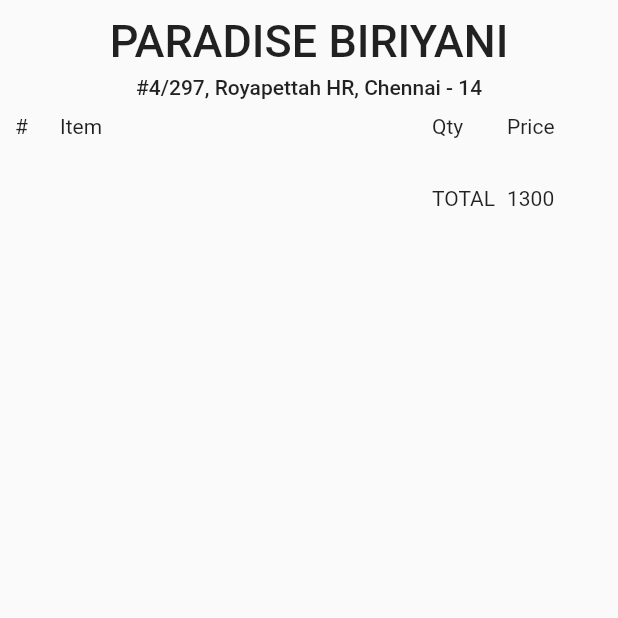
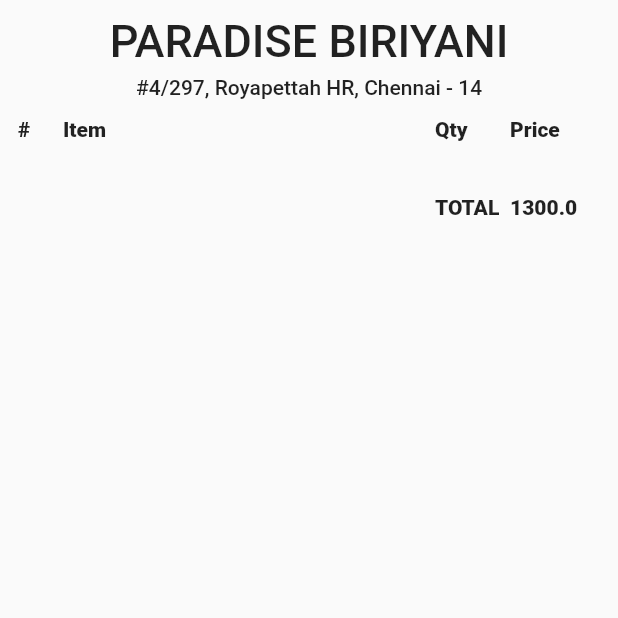
Before and after one commit to korathbasil/restaurant-menu-app, a Flutter app: the BillScreen screen opened directly, on a phone screen of 412 x 824 dp, the top half of it. Run offline on Flutter 3.47's test engine with Material 2 defaults, Android fonts, the phone set to English and light mode, and no system bars; our stand-ins replace hive; missing offline and left inert: dart:ffi; accounts and stored records are empty.

Commit message:
edit table font style

```diff
--- a/lib/screen/bill_screen.dart
+++ b/lib/screen/bill_screen.dart
@@ -10,7 +10,12 @@
   createTableRows(List<BillItem> items) {
     List<TableRow> tableRows = [
       TableRow(
-        children: const [Text("#"), Text("Item"), Text("Qty"), Text("Price")],
+        children: const [
+          TableColumnCell(text: "#"),
+          TableColumnCell(text: "Item"),
+          TableColumnCell(text: "Qty"),
+          TableColumnCell(text: "Price")
+        ],
       )
     ];
 
@@ -20,18 +25,22 @@
       BillItem item,
     ) {
       final TableRow row = TableRow(children: [
-        Text("1"),
-        Text(item.item.name),
-        Text(item.count.toString()),
-        Text((item.item.price * item.count).toString())
+        TableColumnCell(text: "1"),
+        TableColumnCell(text: item.item.name),
+        TableColumnCell(text: item.count.toString()),
+        TableColumnCell(text: (item.item.price * item.count).toString())
       ]);
       tableRows.add(row);
     });
 
     tableRows.add(TableRow(children: [Text(""), Text(""), Text(""), Text("")]));
 
-    tableRows.add(
-        TableRow(children: [Text(""), Text(""), Text("TOTAL"), Text("1300")]));
+    tableRows.add(TableRow(children: [
+      TableColumnCell(text: ""),
+      TableColumnCell(text: ""),
+      TableColumnCell(text: "TOTAL"),
+      TableColumnCell(text: "1300.0")
+    ]));
 
     return tableRows;
   }
@@ -90,6 +99,24 @@
   }
 }
 
+class TableColumnCell extends StatelessWidget {
+  const TableColumnCell({required String this.text, Key? key})
+      : super(key: key);
+
+  final String text;
+
+  @override
+  Widget build(BuildContext context) {
+    return Container(
+      padding: EdgeInsets.all(2),
+      child: Text(
+        text,
+        style: TextStyle(fontSize: 14, fontWeight: FontWeight.w800),
+      ),
+    );
+  }
+}
+
 // TableRow(
 //   children: <Widget>[
 //     Container(
```
